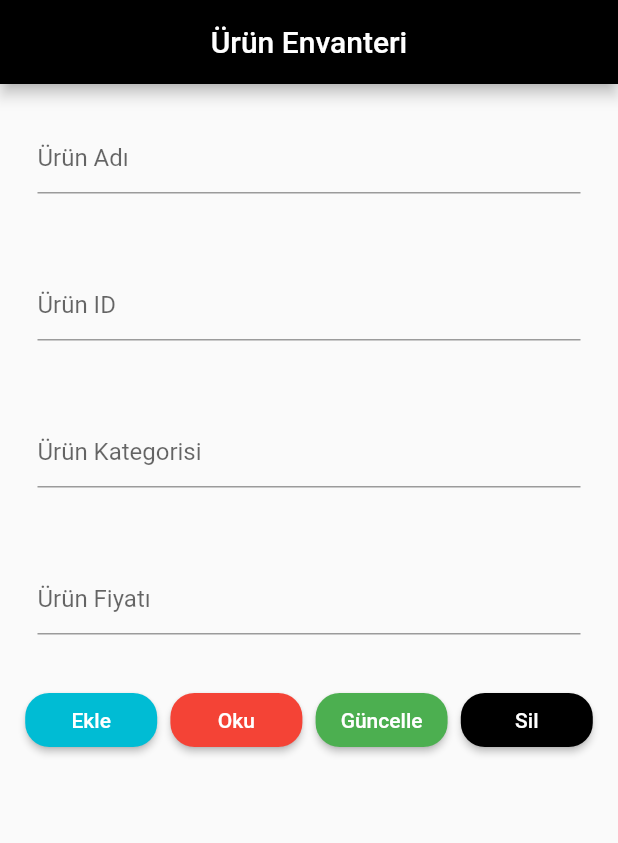
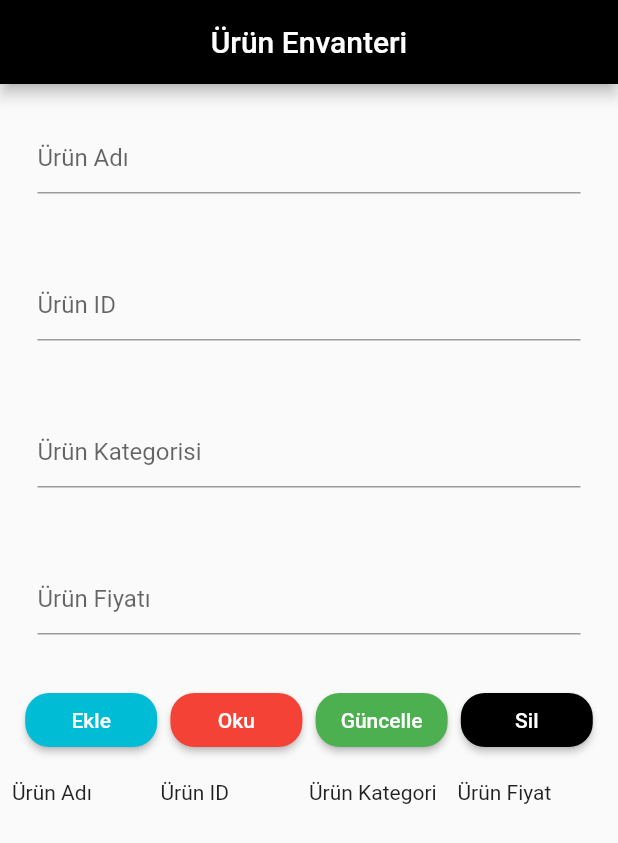
Before and after one commit to sonerxdev/FirebaseCRUD, a Flutter app: the screen it shows after launch, on a phone screen of 412 x 824 dp. Shown: the top 843 px of the screen. Run offline on Flutter 3.47's test engine with Material 2 defaults, Android fonts, the phone set to English and light mode, and no system bars; our stand-ins replace cloud_firestore, firebase_core; accounts and stored records are empty.

Commit message:
everything is done.

```diff
--- a/lib/ui.dart
+++ b/lib/ui.dart
@@ -191,6 +191,65 @@ class _HomePageState extends State<HomePage> {
                 ),
               ],
             ),
+          ),
+          Padding(
+            padding: const EdgeInsets.all(8.0),
+            child: Row(
+              children: [
+                Expanded(
+                  child: Text("Ürün Adı"),
+                ),
+                Expanded(
+                  child: Text("Ürün ID"),
+                ),
+                Expanded(
+                  child: Text("Ürün Kategori"),
+                ),
+                Expanded(
+                  child: Text("Ürün Fiyat"),
+                ),
+              ],
+            ),
+          ),
+          StreamBuilder(
+            stream:
+                FirebaseFirestore.instance.collection("Urunler").snapshots(),
+            builder: (context, snapshot) {
+              if (snapshot.hasData) {
+                return ListView.builder(
+                    shrinkWrap: true,
+                    itemCount: snapshot.data.documents.length,
+                    itemBuilder: (context, index) {
+                      DocumentSnapshot dokumanSnapshot =
+                          snapshot.data.documents[index];
+
+                      return Row(
+                        children: [
+                          Expanded(
+                            child: Text(
+                              dokumanSnapshot["urunAdi"],
+                            ),
+                          ),
+                          Expanded(
+                            child: Text(
+                              dokumanSnapshot["urunId"],
+                            ),
+                          ),
+                          Expanded(
+                            child: Text(
+                              dokumanSnapshot["urunKategori"],
+                            ),
+                          ),
+                          Expanded(
+                            child: Text(
+                              dokumanSnapshot["urunFiyat"].toString(),
+                            ),
+                          ),
+                        ],
+                      );
+                    });
+              }
+            },
           )
         ],
       ),
```
